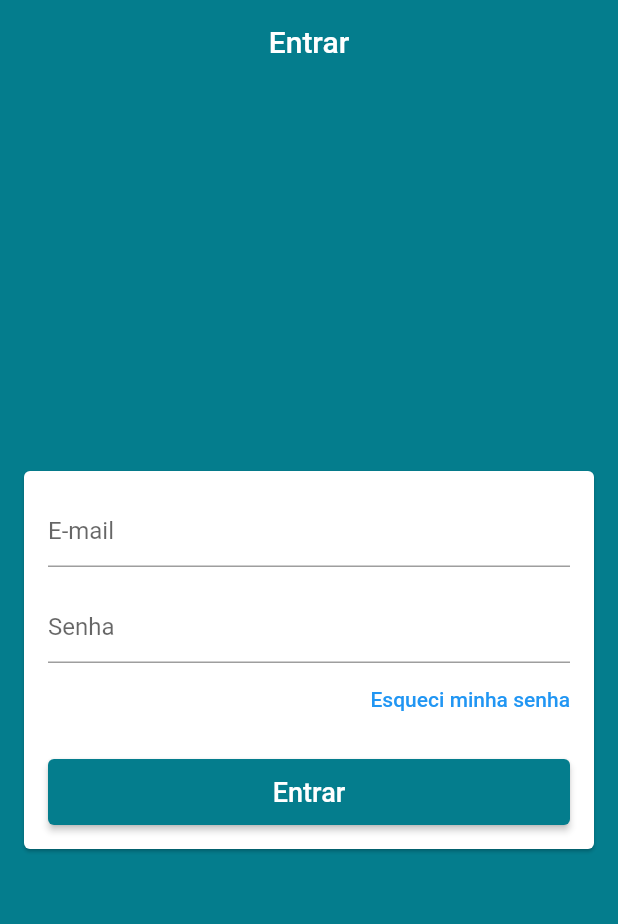
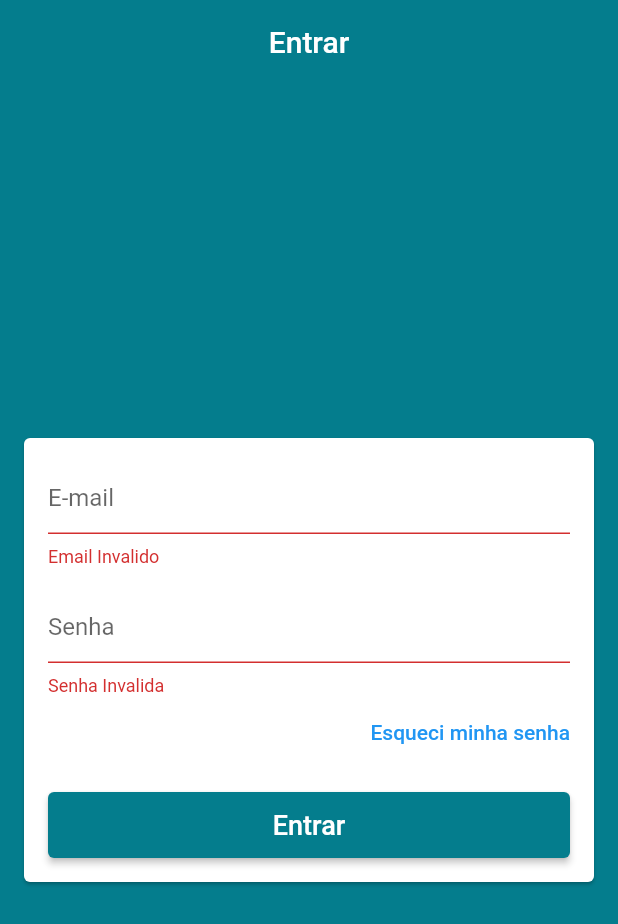
Before and after one commit to GuilhermePereira9/virtual_store, a Flutter app: the screen it shows after launch, after a tap on "Entrar", on a phone screen of 412 x 824 dp. Shown: the top 924 px of the screen. Run offline on Flutter 3.47's test engine with Material 2 defaults, Android fonts, the phone set to English and light mode, and no system bars; our stand-ins replace firebase_auth; accounts and stored records are empty.

Commit message:
Login Screen

```diff
--- /dev/null
+++ b/lib/helpers/validators.dart
@@ -0,0 +1,5 @@
+bool emailValid(String email) {
+  final RegExp regex = RegExp(
+      r"^(([^<>()[\]\\.,;:\s@\']+(\.[^<>()[\]\\.,;:\s@\']+)*)|(\'.+\'))@((\[[0-9]{1,3}\.[0-9]{1,3}\.[0-9]{1,3}\.[0-9]{1,3}\])|(([a-zA-Z\-0-9]+\.)+[a-zA-Z]{2,}))$");
+  return regex.hasMatch(email);
+}
--- a/lib/main.dart
+++ b/lib/main.dart
@@ -1,5 +1,6 @@
-import 'package:cloud_firestore/cloud_firestore.dart';
 import 'package:flutter/material.dart';
+import 'package:provider/provider.dart';
+import 'package:virtual_store/models/user_manager.dart';
 import 'package:virtual_store/screens/base/base_screen.dart';
 
 void main() {
@@ -9,7 +10,9 @@ void main() {
 class MyApp extends StatelessWidget {
   @override
   Widget build(BuildContext context) {
-    return MaterialApp(
+    return ChangeNotifierProvider(
+      create: (_) => UserManager(),
+      child: MaterialApp(
         title: 'Violent Store',
         theme: ThemeData(
           primaryColor: const Color.fromARGB(255, 4, 125, 141),
@@ -18,6 +21,7 @@ class MyApp extends StatelessWidget {
           visualDensity: VisualDensity.adaptivePlatformDensity,
         ),
         home: BaseScreen(),
+      ),
     );
   }
 }
--- a/lib/models/page_manager.dart
+++ b/lib/models/page_manager.dart
@@ -3,7 +3,7 @@ import 'package:flutter/cupertino.dart';
 class PageManager {
   PageManager(this._pageController);
 
-  PageController _pageController;
+  final PageController _pageController;
 
   int page = 0;
 
--- /dev/null
+++ b/lib/models/user.dart
@@ -0,0 +1,6 @@
+class User {
+  User({this.email, this.password});
+
+  String email;
+  String password;
+}
--- /dev/null
+++ b/lib/models/user_manager.dart
@@ -0,0 +1,48 @@
+import 'package:firebase_auth/firebase_auth.dart';
+import 'package:flutter/cupertino.dart';
+import 'package:flutter/services.dart';
+import 'package:virtual_store/helpers/firebase_errors.dart';
+import 'package:virtual_store/models/user.dart';
+
+class UserManager extends ChangeNotifier {
+  UserManager() {
+    _loadCurrentUser();
+  }
+
+  final FirebaseAuth auth = FirebaseAuth.instance;
+
+  FirebaseUser user;
+
+  bool _loading = false;
+  bool get loading => _loading;
+
+  Future<void> singIn({User user, Function onFail, Function onSucess}) async {
+    loading = true;
+    try {
+      final AuthResult result = await auth.signInWithEmailAndPassword(
+          email: user.email, password: user.password);
+
+      this.user = result.user;
+      await Future.delayed(Duration(seconds: 4));
+
+      onSucess();
+    } on PlatformException catch (e) {
+      onFail(getErrorString(e.code));
+    }
+    loading = false;
+  }
+
+  set loading(bool value) {
+    _loading = value;
+    notifyListeners();
+  }
+
+  Future<void> _loadCurrentUser() async {
+    final FirebaseUser currentUser = await auth.currentUser();
+    if (currentUser != null) {
+      user = currentUser;
+      print(user.uid);
+    }
+    notifyListeners();
+  }
+}
--- a/lib/screens/login/login_screen.dart
+++ b/lib/screens/login/login_screen.dart
@@ -1,9 +1,19 @@
 import 'package:flutter/material.dart';
+import 'package:virtual_store/helpers/validators.dart';
+import 'package:provider/provider.dart';
+import 'package:virtual_store/models/user.dart';
+import 'package:virtual_store/models/user_manager.dart';
 
 class LoginScreen extends StatelessWidget {
+  final GlobalKey<FormState> formKey = GlobalKey<FormState>();
+  final TextEditingController emailController = TextEditingController();
+  final TextEditingController passController = TextEditingController();
+  final GlobalKey<ScaffoldState> scaffoldkey = GlobalKey<ScaffoldState>();
+
   @override
   Widget build(BuildContext context) {
     return Scaffold(
+      key: scaffoldkey,
       appBar: AppBar(
         title: const Text('Entrar'),
         centerTitle: true,
@@ -11,15 +21,22 @@ class LoginScreen extends StatelessWidget {
       body: Center(
         child: Card(
           margin: const EdgeInsets.symmetric(horizontal: 16),
-          child: ListView(
+          child: Form(
+              key: formKey,
+              child: Consumer<UserManager>(
+                builder: (_, userManager, __) {
+                  return ListView(
                     padding: const EdgeInsets.all(16),
                     shrinkWrap: true,
                     children: <Widget>[
                       TextFormField(
+                        controller: emailController,
+                        enabled: !userManager.loading,
                         decoration: const InputDecoration(hintText: 'E-mail'),
                         keyboardType: TextInputType.emailAddress,
                         autocorrect: false,
                         validator: (email) {
+                          if (!emailValid(email)) return 'Email Invalido';
                           return null;
                         },
                       ),
@@ -27,11 +44,14 @@ class LoginScreen extends StatelessWidget {
                         height: 16,
                       ),
                       TextFormField(
+                        controller: passController,
+                        enabled: !userManager.loading,
                         decoration: const InputDecoration(hintText: 'Senha'),
                         autocorrect: false,
                         obscureText: true,
                         validator: (pass) {
-                  if (pass.isEmpty || pass.length < 6) return 'Senha Invalida';
+                          if (pass.isEmpty || pass.length < 6)
+                            return 'Senha Invalida';
                           return null;
                         },
                       ),
@@ -49,17 +69,48 @@ class LoginScreen extends StatelessWidget {
                       SizedBox(
                         height: 44,
                         child: ElevatedButton(
-                  onPressed: () {},
+                          onPressed: userManager.loading
+                              ? null
+                              : () {
+                                  if (formKey.currentState.validate()) {
+                                    userManager.singIn(
+                                        user: User(
+                                            email: emailController.text,
+                                            password: passController.text),
+                                        onFail: (e) {
+                                          ScaffoldMessenger.of(context)
+                                              .showSnackBar(SnackBar(
+                                            content:
+                                                Text('Falha ao entrar: $e'),
+                                            backgroundColor: Colors.red,
+                                          ));
+                                        },
+                                        onSucess: () {
+                                          print('Sucesso!!');
+                                          // TODO: FECHAR TELA DE LOGIN
+                                        });
+                                  }
+                                },
                           style: ElevatedButton.styleFrom(
-                      primary: Theme.of(context).primaryColor),
-                  child: const Text(
+                              primary: Theme.of(context).primaryColor,
+                              onSurface: Theme.of(context)
+                                  .primaryColor
+                                  .withAlpha(100)),
+                          child: userManager.loading
+                              ? CircularProgressIndicator(
+                                  valueColor:
+                                      AlwaysStoppedAnimation(Colors.white),
+                                )
+                              : const Text(
                                   "Entrar",
                                   style: TextStyle(fontSize: 18),
                                 ),
                         ),
                       ),
                     ],
-          ),
+                  );
+                },
+              )),
         ),
       ),
     );
```
Also changed, not shown: lib/helpers/firebase_errors.dart (added, +25 -0 lines). Lines whose indentation alone changed are shown as unchanged.
